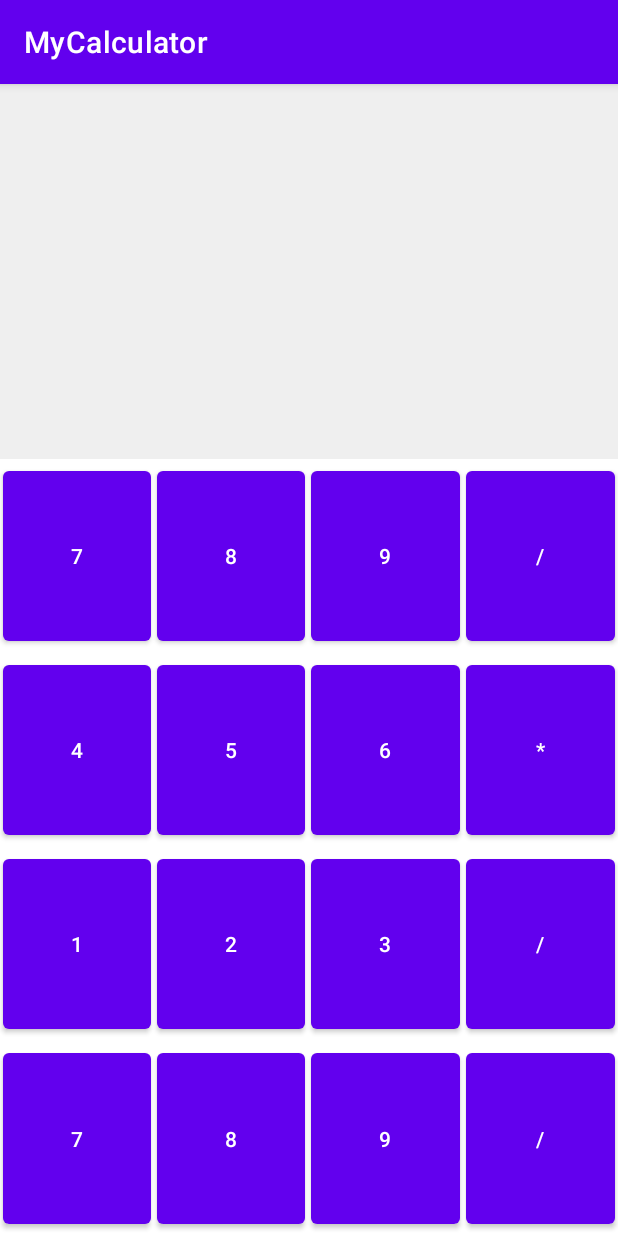
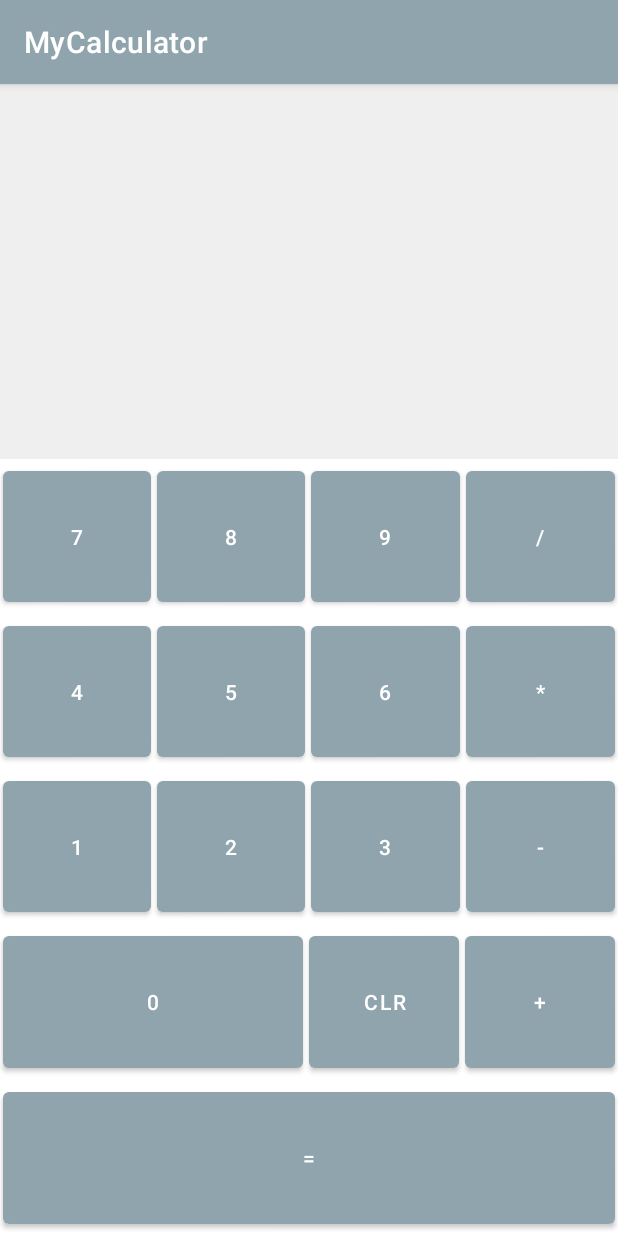
Before and after one commit to sauna1137/MyCalculator, an Android app: the screen it shows after launch (MainActivity), on a phone screen of 412 x 824 dp. Run offline under Robolectric (Android 15) with nearby library versions, the phone set to English and light mode, and no system bars.

Commit message:
complete layout

```diff
--- a/app/src/main/res/layout/activity_main.xml
+++ b/app/src/main/res/layout/activity_main.xml
@@ -143,13 +143,13 @@
             android:text="@string/_3"
             />
         <Button
-            android:id="@+id/btnDivide"
+            android:id="@+id/btnSubstruct"
             android:layout_width="0dp"
             android:layout_height="match_parent"
             android:layout_weight="1"
             android:layout_margin="2dp"
             android:onClick="onDigit"
-            android:text="@string/Divide"
+            android:text="@string/substruct"
             />
         />
     </LinearLayout>
@@ -162,40 +162,50 @@
         >
 
         <Button
-            android:id="@+id/btnSeven"
+            android:id="@+id/btnZero"
+            android:layout_width="0dp"
+            android:layout_height="match_parent"
+            android:layout_weight="2"
+            android:layout_margin="2dp"
+            android:onClick="onDigit"
+            android:text="@string/_0"
+            />
+        <Button
+            android:id="@+id/btnClr"
             android:layout_width="0dp"
             android:layout_height="match_parent"
             android:layout_weight="1"
             android:layout_margin="2dp"
             android:onClick="onDigit"
-            android:text="@string/_7"
+            android:text="@string/clr"
             />
         <Button
-            android:id="@+id/btnEight"
+            android:id="@+id/btnAdd"
             android:layout_width="0dp"
             android:layout_height="match_parent"
             android:layout_weight="1"
             android:layout_margin="2dp"
             android:onClick="onDigit"
-            android:text="@string/_8"
+            android:text="@string/plus"
             />
+        />
+    </LinearLayout>
+
+    <LinearLayout
+        android:layout_width="match_parent"
+        android:layout_height="wrap_content"
+        android:orientation="horizontal"
+        android:layout_weight="1"
+        >
+
         <Button
-            android:id="@+id/btnNine"
+            android:id="@+id/btnEqual"
             android:layout_width="0dp"
             android:layout_height="match_parent"
-            android:layout_weight="1"
+            android:layout_weight="2"
             android:layout_margin="2dp"
             android:onClick="onDigit"
-            android:text="@string/_9"
-            />
-        <Button
-            android:id="@+id/btnDivide"
-            android:layout_width="0dp"
-            android:layout_height="match_parent"
-            android:layout_weight="1"
-            android:layout_margin="2dp"
-            android:onClick="onDigit"
-            android:text="@string/Divide"
+            android:text="="
             />
         />
     </LinearLayout>
--- a/app/src/main/res/values/colors.xml
+++ b/app/src/main/res/values/colors.xml
@@ -8,4 +8,5 @@
     <color name="black">#FF000000</color>
     <color name="white">#FFFFFFFF</color>
     <color name="light_grey">#EFEFEF</color>
+    <color name="grey">#90a4ae</color>
 </resources>
--- a/app/src/main/res/values/strings.xml
+++ b/app/src/main/res/values/strings.xml
@@ -11,4 +11,8 @@
     <string name="_1">1</string>
     <string name="_2">2</string>
     <string name="_3">3</string>
+    <string name="substruct">-</string>
+    <string name="_0">0</string>
+    <string name="clr">CLR</string>
+    <string name="plus">+</string>
 </resources>
--- a/app/src/main/res/values/themes.xml
+++ b/app/src/main/res/values/themes.xml
@@ -2,7 +2,7 @@
     <!-- Base application theme. -->
     <style name="Theme.MyCalculator" parent="Theme.MaterialComponents.DayNight.DarkActionBar">
         <!-- Primary brand color. -->
-        <item name="colorPrimary">@color/purple_500</item>
+        <item name="colorPrimary">@color/grey</item>
         <item name="colorPrimaryVariant">@color/purple_700</item>
         <item name="colorOnPrimary">@color/white</item>
         <!-- Secondary brand color. -->
```
